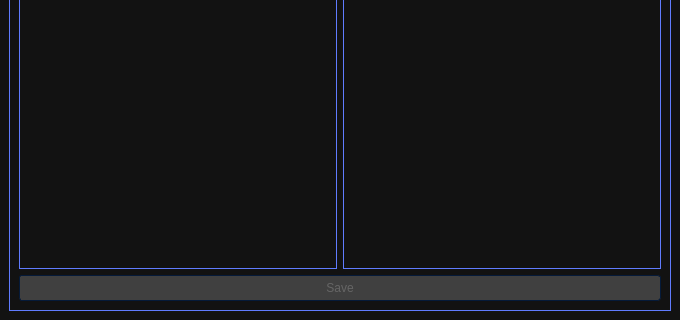
Old version of the form src/gui/src/start.ui in the repository Nater0214/Reden; both pictures show x 0 to 680 and y 180 to 500 of the 680 by 500 pixel window.
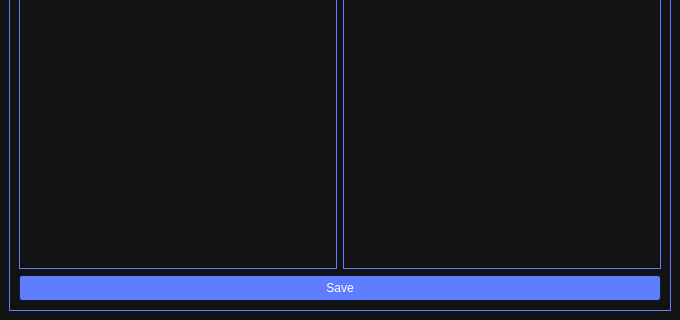
New version of the form. Icons and pictures are not drawn.

```diff
--- a/src/gui/src/start.ui
+++ b/src/gui/src/start.ui
@@ -1440,7 +1440,7 @@
         <item row="1" column="0" colspan="2">
          <widget class="QPushButton" name="saveSettingsButton">
           <property name="enabled">
-           <bool>false</bool>
+           <bool>true</bool>
           </property>
           <property name="text">
            <string>Save</string>
```
